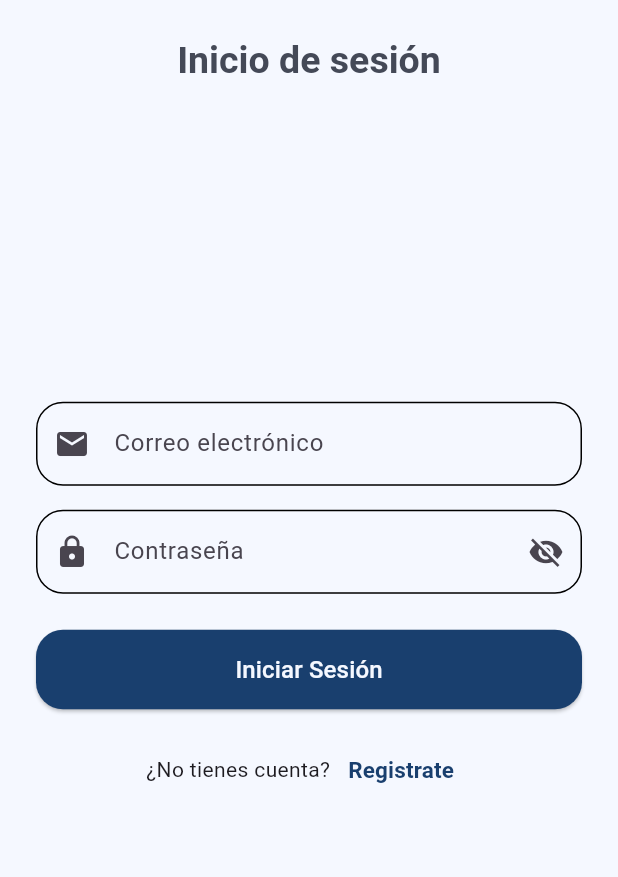
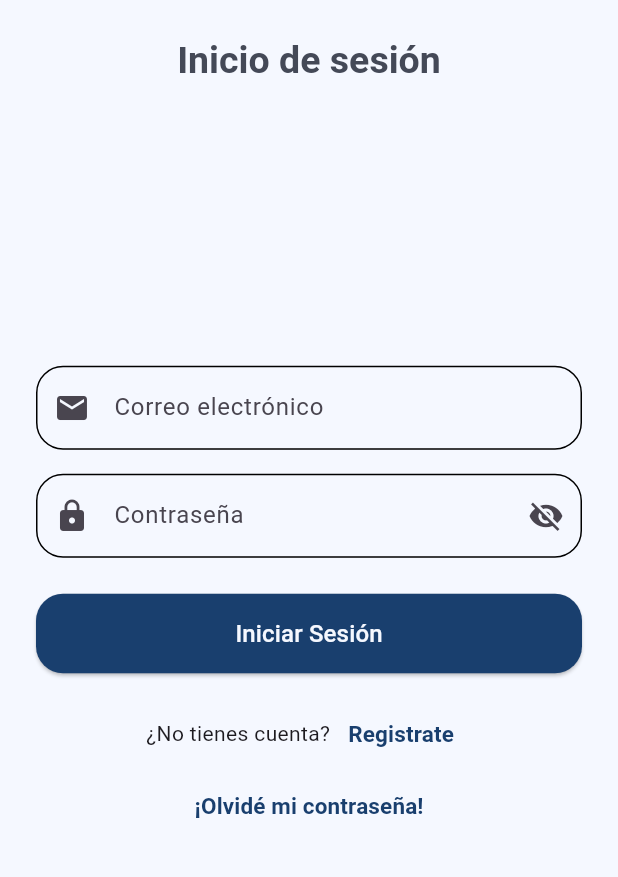
Before and after one commit to ESLEDA/grupo_sat_flutter, a Flutter app: the screen it shows after launch, on a phone screen of 412 x 824 dp, the part 94-971 px from its top. Run offline on Flutter 3.47's test engine with Material 3 defaults, Android fonts, the phone set to English and light mode, and no system bars; our stand-ins replace cloud_firestore, equatable, firebase_auth, firebase_core, flutter_bloc, pdf and 1 more; accounts and stored records are empty.

Commit message:
botón de recuperar contraseña creado

```diff
--- a/lib/features/auth/presentation/pages/login_page.dart
+++ b/lib/features/auth/presentation/pages/login_page.dart
@@ -2,6 +2,7 @@ import 'package:flutter/material.dart';
 import 'package:flutter_bloc/flutter_bloc.dart';
 import '../../../../core/validators/auth_validators.dart';
 import '../bloc/auth_bloc.dart';
+import 'recuperar_contrasena_page.dart'; // Importación para la página de recuperación
 
 class LoginPage extends StatefulWidget {
   const LoginPage({super.key});
@@ -231,6 +232,25 @@ class _LoginPageState extends State<LoginPage> {
                       ),
                     ],
                   ),
+                  TextButton(
+                    onPressed: () {
+                      // En lugar de usar rutas nombradas, usar MaterialPageRoute directamente
+                      Navigator.push(
+                        context,
+                        MaterialPageRoute(
+                          builder: (context) => const RecuperarContrasenaPage(),
+                        ),
+                      );
+                    },
+                    child: const Text(
+                      '¡Olvidé mi contraseña!',
+                      style: TextStyle(
+                        color: Color(0xFF193F6E),
+                        fontWeight: FontWeight.bold,
+                        fontSize: 15
+                      ),
+                    ),
+                  ),
                 ],
               ),
             ),
```
